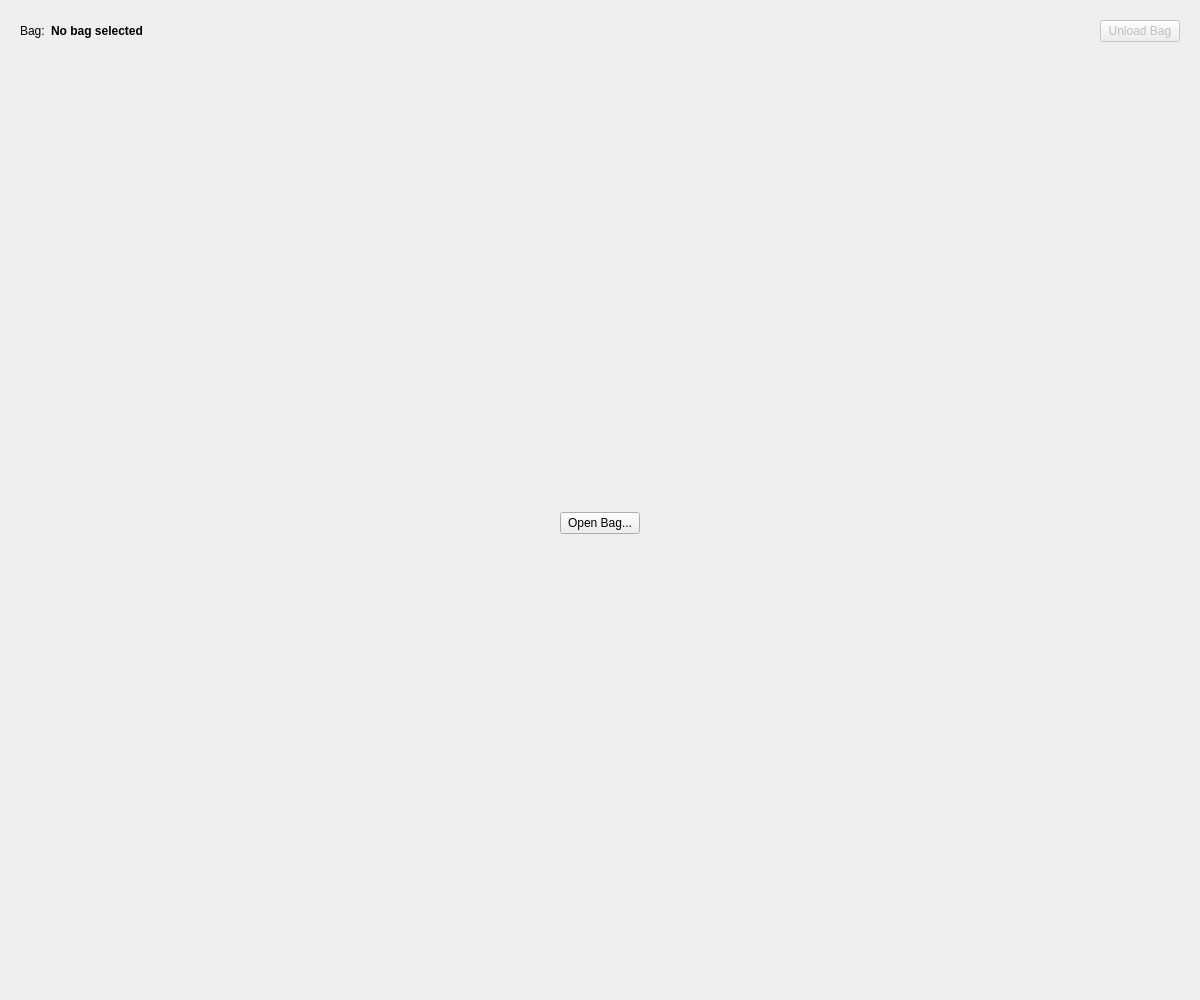
Qt form src/qgis_ros/ui/bagfile_dialog.ui (locusrobotics/qgis_ros) before a commit.
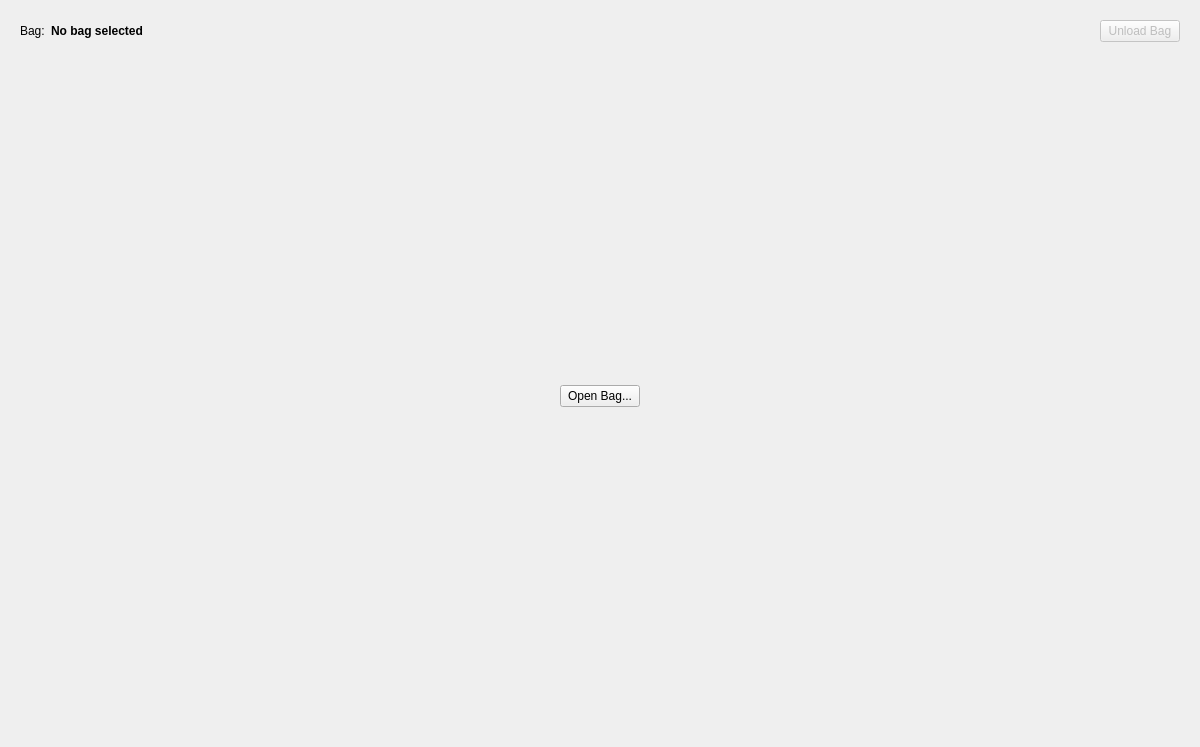
The same form after that commit. Custom widgets are drawn as their Qt base class.

Patch:
```diff
--- a/src/qgis_ros/ui/bagfile_dialog.ui
+++ b/src/qgis_ros/ui/bagfile_dialog.ui
@@ -7,7 +7,7 @@
     <x>0</x>
     <y>0</y>
     <width>1200</width>
-    <height>1000</height>
+    <height>747</height>
    </rect>
   </property>
   <property name="sizePolicy">
```
Left out of the diff: 18 changed lines with no effect on the pictures.
